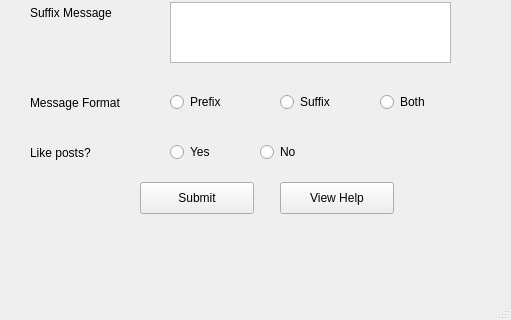
First picture: the form in facebookapp.ui, repository rahulkunji/birthday-laziness-app, before the edit; both pictures show x 0 to 511 and y 245 to 565 of the 511 by 565 pixel window.
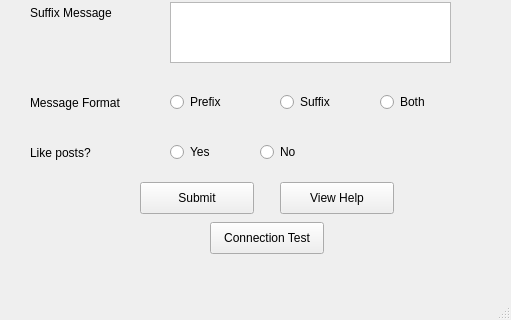
Second picture: the form after the edit.

Commit message: connection test button added

```diff
--- a/facebookapp.ui
+++ b/facebookapp.ui
@@ -223,6 +223,19 @@
      <string>View Help</string>
     </property>
    </widget>
+   <widget class="QPushButton" name="Connection">
+    <property name="geometry">
+     <rect>
+      <x>210</x>
+      <y>450</y>
+      <width>114</width>
+      <height>32</height>
+     </rect>
+    </property>
+    <property name="text">
+     <string>Connection Test</string>
+    </property>
+   </widget>
   </widget>
   <widget class="QMenuBar" name="menuBar">
    <property name="geometry">
```
The commit also changes 1 other file.
